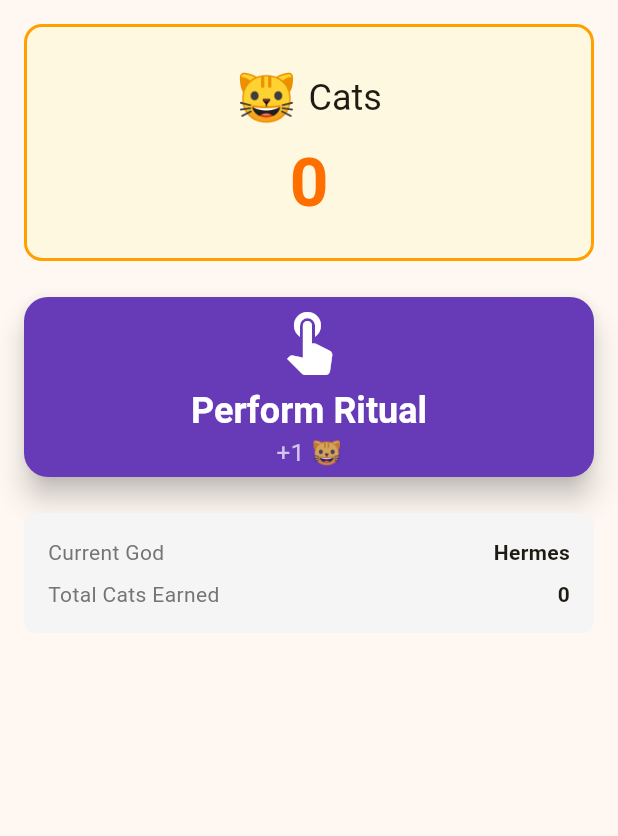
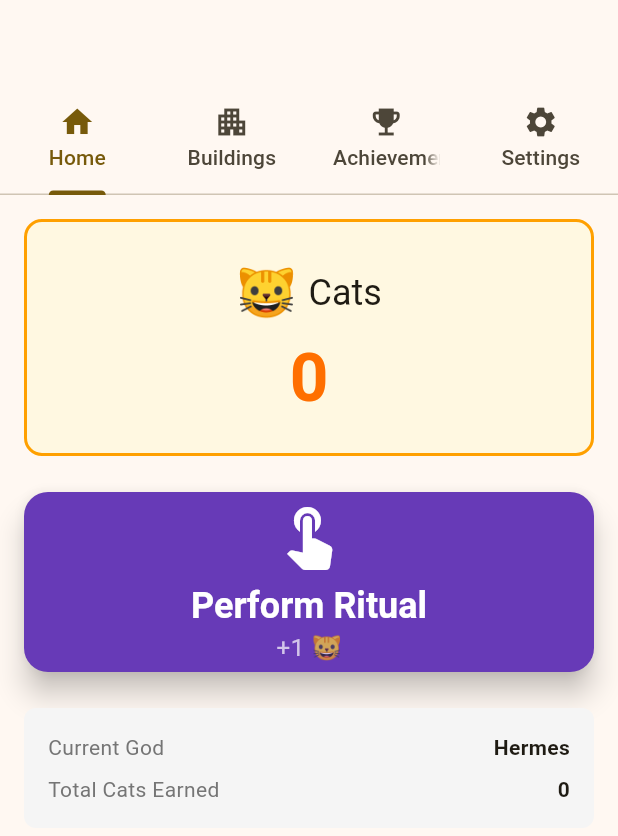
Before and after one commit to atkins/mythical-cats, a Flutter app: the screen it shows after launch, on a phone screen of 412 x 824 dp. Shown: the top 836 px of the screen. Run offline on Flutter 3.47's test engine with Material 3 defaults, Android fonts, the phone set to English and light mode, and no system bars; our stand-ins replace flutter_riverpod, shared_preferences.

Commit message:
feat: integrate research and conquest tabs in home screen

```diff
--- a/lib/screens/home_screen.dart
+++ b/lib/screens/home_screen.dart
@@ -2,53 +2,57 @@ import 'package:flutter/material.dart';
 import 'package:flutter_riverpod/flutter_riverpod.dart';
 import 'package:mythical_cats/providers/game_provider.dart';
 import 'package:mythical_cats/models/resource_type.dart';
+import 'package:mythical_cats/models/god.dart';
 import 'package:mythical_cats/utils/number_formatter.dart';
 import 'package:mythical_cats/screens/buildings_screen.dart';
 import 'package:mythical_cats/screens/achievements_screen.dart';
 import 'package:mythical_cats/screens/settings_screen.dart';
+import 'package:mythical_cats/screens/research_screen.dart';
+import 'package:mythical_cats/screens/conquest_screen.dart';
 
-class HomeScreen extends ConsumerStatefulWidget {
+class HomeScreen extends ConsumerWidget {
   const HomeScreen({super.key});
 
   @override
-  ConsumerState<HomeScreen> createState() => _HomeScreenState();
-}
+  Widget build(BuildContext context, WidgetRef ref) {
+    final gameState = ref.watch(gameProvider);
 
-class _HomeScreenState extends ConsumerState<HomeScreen> {
-  int _currentIndex = 0;
+    // Check which gods are unlocked to determine which tabs to show
+    final hasAthena = gameState.hasUnlockedGod(God.athena);
+    final hasAres = gameState.hasUnlockedGod(God.ares);
 
-  @override
-  Widget build(BuildContext context) {
-    final screens = [
+    // Build tabs dynamically based on unlocked gods
+    final tabs = <Widget>[
+      const Tab(icon: Icon(Icons.home), text: 'Home'),
+      const Tab(icon: Icon(Icons.apartment), text: 'Buildings'),
+      const Tab(icon: Icon(Icons.emoji_events), text: 'Achievements'),
+      const Tab(icon: Icon(Icons.settings), text: 'Settings'),
+      if (hasAthena) const Tab(icon: Icon(Icons.science), text: 'Research'),
+      if (hasAres) const Tab(icon: Icon(Icons.flag), text: 'Conquest'),
+    ];
+
+    // Build tab views in the same order
+    final tabViews = <Widget>[
       const _HomeTab(),
       const BuildingsScreen(),
       const AchievementsScreen(),
       const SettingsScreen(),
+      if (hasAthena) const ResearchScreen(),
+      if (hasAres) const ConquestScreen(),
     ];
 
-    return Scaffold(
-      body: screens[_currentIndex],
-      bottomNavigationBar: BottomNavigationBar(
-        currentIndex: _currentIndex,
-        onTap: (index) => setState(() => _currentIndex = index),
-        items: const [
-          BottomNavigationBarItem(
-            icon: Icon(Icons.home),
-            label: 'Home',
+    return DefaultTabController(
+      length: tabs.length,
+      child: Scaffold(
+        appBar: AppBar(
+          bottom: TabBar(
+            tabs: tabs,
+            isScrollable: tabs.length > 5,
           ),
-          BottomNavigationBarItem(
-            icon: Icon(Icons.apartment),
-            label: 'Buildings',
-          ),
-          BottomNavigationBarItem(
-            icon: Icon(Icons.emoji_events),
-            label: 'Achievements',
-          ),
-          BottomNavigationBarItem(
-            icon: Icon(Icons.settings),
-            label: 'Settings',
-          ),
-        ],
+        ),
+        body: TabBarView(
+          children: tabViews,
+        ),
       ),
     );
   }
--- a/lib/widgets/territory_card.dart
+++ b/lib/widgets/territory_card.dart
@@ -61,7 +61,7 @@ class TerritoryCard extends ConsumerWidget {
             : ElevatedButton(
                 onPressed: canConquer
                     ? () {
-                        ref.read(conquestProvider.notifier).conquerTerritory(territory);
+                        ref.read(conquestProvider).conquerTerritory(territory);
                       }
                     : null,
                 child: const Text('Conquer'),
```
